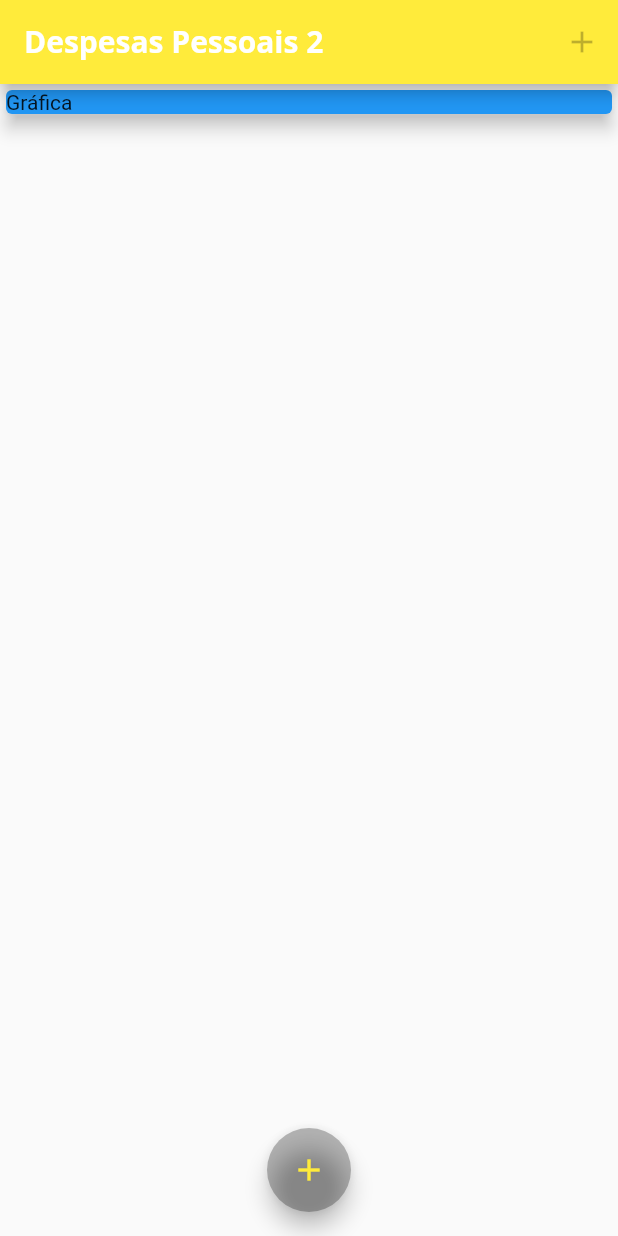
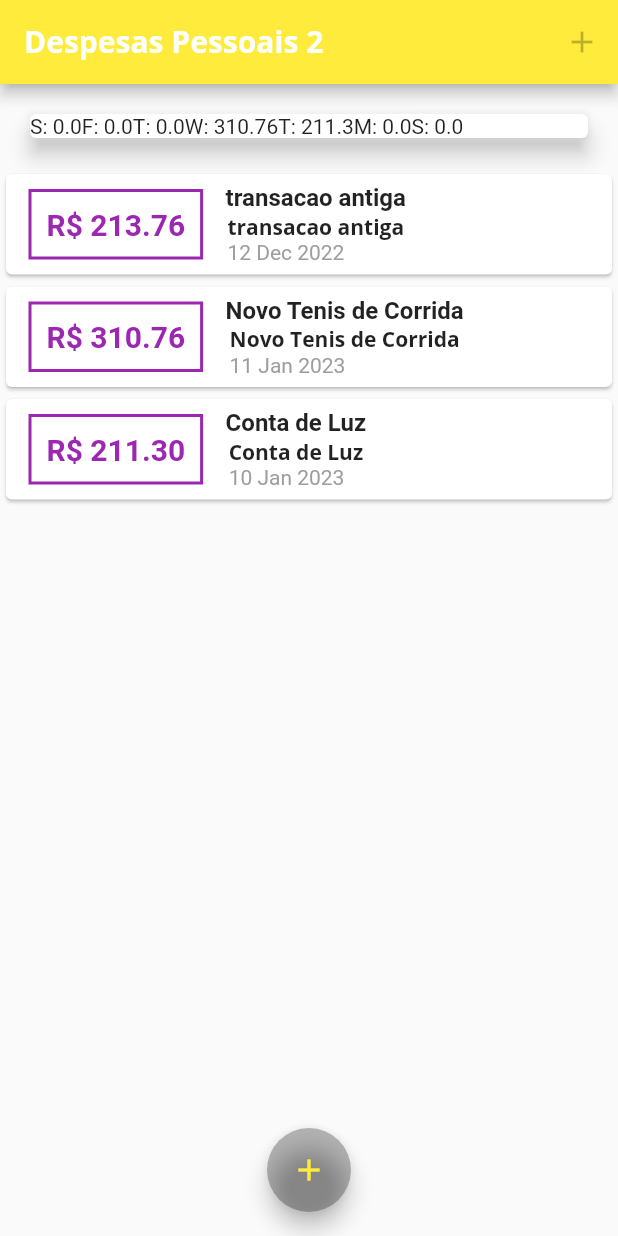
Before and after one commit to alanmrochadeveloper/flutter-expenses, a Flutter app: the screen it shows after launch, on a phone screen of 412 x 824 dp. Run offline on Flutter 3.47's test engine with Material 2 defaults, Android fonts, the phone set to English and light mode, and no system bars.

Commit message:
feat: new

```diff
--- /dev/null
+++ b/lib/components/chart.dart
@@ -0,0 +1,42 @@
+import 'package:flutter/material.dart';
+import 'package:flutter/src/widgets/container.dart';
+import 'package:flutter/src/widgets/framework.dart';
+import 'package:intl/intl.dart';
+
+import '../models/transactions.dart';
+
+class Chart extends StatelessWidget {
+  final List<Transaction> recentTransaction;
+  const Chart({super.key, required this.recentTransaction});
+
+  List<Map<String, Object>> get groupedTransactions {
+    return List.generate(7, ((index) {
+      final weekDay = DateTime.now().subtract(Duration(days: index));
+
+      double totalSum = 0.0;
+
+      for (var i = 0; i < recentTransaction.length; i++) {
+        bool sameDay = recentTransaction[i].date.day == weekDay.day;
+        bool sameMonth = recentTransaction[i].date.month == weekDay.month;
+        bool sameYear = recentTransaction[i].date.year == weekDay.year;
+        if (sameDay && sameMonth && sameYear) {
+          totalSum = recentTransaction[i].value;
+        }
+      }
+      return {'day': DateFormat.E().format(weekDay)[0], 'value': totalSum};
+    }));
+  }
+
+  @override
+  Widget build(BuildContext context) {
+    return Card(
+      elevation: 6,
+      margin: const EdgeInsets.all(20),
+      child: Row(
+        children: groupedTransactions.map((tr) {
+          return Text('${tr['day']}: ${tr['value']}');
+        }).toList(),
+      ),
+    );
+  }
+}
--- /dev/null
+++ b/lib/components/chart_bar.dart
@@ -0,0 +1,11 @@
+import 'package:flutter/src/widgets/container.dart';
+import 'package:flutter/src/widgets/framework.dart';
+
+class ChartBar extends StatelessWidget {
+  const ChartBar({super.key});
+
+  @override
+  Widget build(BuildContext context) {
+    return Container();
+  }
+}
--- a/lib/main.dart
+++ b/lib/main.dart
@@ -1,5 +1,6 @@
 import 'dart:math';
 import 'package:flutter/material.dart';
+import 'components/chart.dart';
 import 'components/transaction_form.dart';
 import 'components/transaction_list.dart';
 import 'models/transactions.dart';
@@ -54,7 +55,30 @@ class HomePage extends StatefulWidget {
 }
 
 class _HomePageState extends State<HomePage> {
-  final List<Transaction> _transactions = [];
+  final List<Transaction> _transactions = [
+    Transaction(
+        id: 't0',
+        title: 'transacao antiga',
+        value: 213.76,
+        date: DateTime.now().subtract(const Duration(days: 33))),
+    Transaction(
+        id: 't1',
+        title: 'Novo Tenis de Corrida',
+        value: 310.76,
+        date: DateTime.now().subtract(const Duration(days: 3))),
+    Transaction(
+        id: 't2',
+        title: 'Conta de Luz',
+        value: 211.30,
+        date: DateTime.now().subtract(const Duration(days: 4)))
+  ];
+
+  List<Transaction> get _recentTransactions {
+    return _transactions
+        .where((tr) =>
+            tr.date.isAfter(DateTime.now().subtract(const Duration(days: 7))))
+        .toList();
+  }
 
   @override
   Widget build(BuildContext context) {
@@ -75,14 +99,7 @@ class _HomePageState extends State<HomePage> {
         child: Column(
           crossAxisAlignment: CrossAxisAlignment.stretch,
           children: [
-            const SizedBox(
-              width: double.infinity,
-              child: Card(
-                color: Colors.blue,
-                elevation: 5,
-                child: Text('Gráfica'),
-              ),
-            ),
+            Chart(recentTransaction: _recentTransactions),
             TransactionList(_transactions),
           ],
         ),
```
